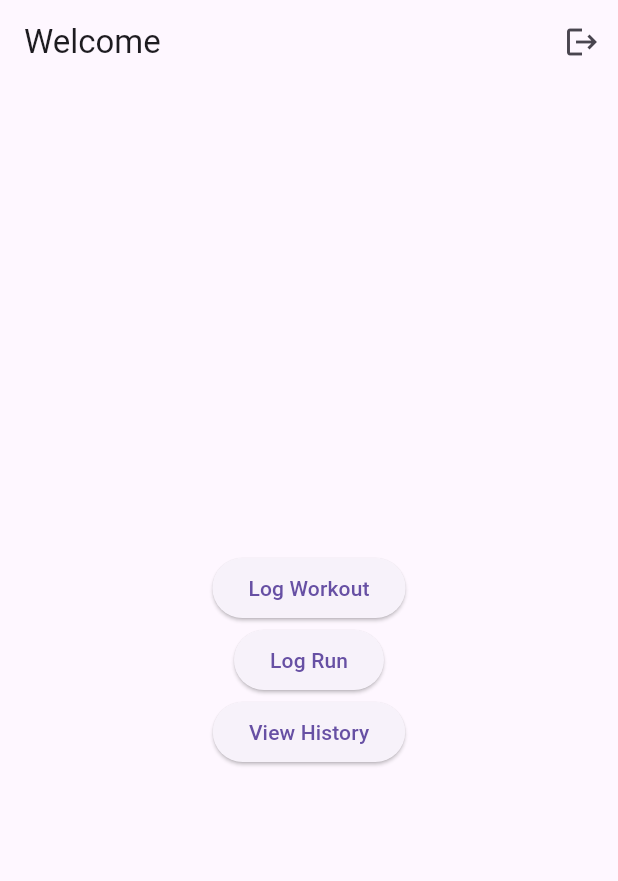
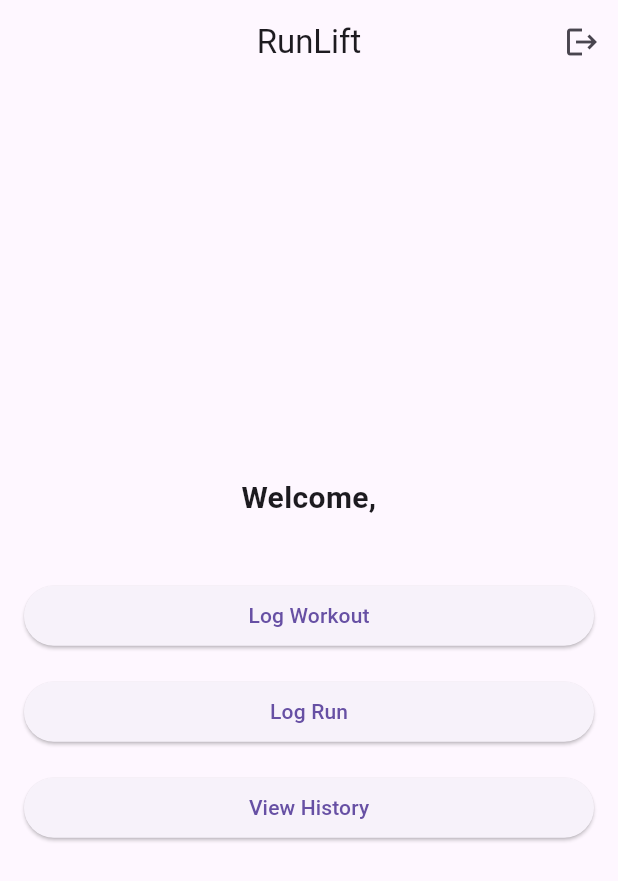
Before and after one commit to kalyaan09/runlift, a Flutter app: the HomePage screen opened directly, on a phone screen of 412 x 824 dp. Shown: the top 881 px of the screen. Run offline on Flutter 3.47's test engine with Material 3 defaults, Android fonts, the light colour scheme and no system bars; our stand-ins replace cloud_firestore, firebase_auth, firebase_core, firebase_storage, image_picker; accounts and stored records are empty.

Commit message:
Adding App title on home page

```diff
--- a/lib/home_page.dart
+++ b/lib/home_page.dart
@@ -4,7 +4,7 @@ import 'package:firebase_auth/firebase_auth.dart';
 import 'workout_log_screen.dart';
 import 'run_log_screen.dart';
 import 'history_page.dart';
-import 'login_screen.dart'; // Import the Login Screen
+import 'login_screen.dart';
 
 class HomePage extends StatefulWidget {
   const HomePage({super.key});
@@ -60,7 +60,8 @@ class _HomePageState extends State<HomePage> {
   Widget build(BuildContext context) {
     return Scaffold(
       appBar: AppBar(
-        title: Text("Welcome ${userName ?? 'Loading...'}"),
+        title: const Text("RunLift"),
+        centerTitle: true,
         actions: [
           IconButton(
             icon: const Icon(Icons.logout),
@@ -69,36 +70,49 @@ class _HomePageState extends State<HomePage> {
           ),
         ],
       ),
-      body: Center(
+      body: Padding(
+        padding: const EdgeInsets.all(16.0),
         child: Column(
           mainAxisAlignment: MainAxisAlignment.center,
+          crossAxisAlignment: CrossAxisAlignment.stretch,
           children: [
+            Text(
+              "Welcome, ${userName ?? 'Loading...'}",
+              textAlign: TextAlign.center,
+              style: const TextStyle(
+                fontSize: 20,
+                fontWeight: FontWeight.bold,
+              ),
+            ),
+            const SizedBox(height: 40),
             ElevatedButton(
-              child: const Text("Log Workout"),
               onPressed: () {
                 Navigator.push(
                   context,
                   MaterialPageRoute(builder: (context) => const WorkoutLogScreen()),
                 );
               },
+              child: const Text("Log Workout"),
             ),
+            const SizedBox(height: 16),
             ElevatedButton(
-              child: const Text("Log Run"),
               onPressed: () {
                 Navigator.push(
                   context,
                   MaterialPageRoute(builder: (context) => const RunLogScreen()),
                 );
               },
+              child: const Text("Log Run"),
             ),
+            const SizedBox(height: 16),
             ElevatedButton(
-              child: const Text("View History"),
               onPressed: () {
                 Navigator.push(
                   context,
                   MaterialPageRoute(builder: (context) => const HistoryPage()),
                 );
               },
+              child: const Text("View History"),
             ),
           ],
         ),
```
